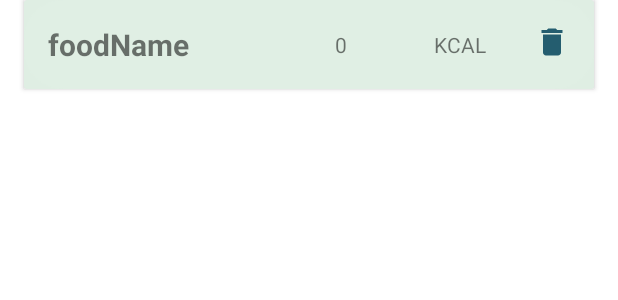
After one commit to bengisugelin/NutriTrack, an Android app: the layout log_recyclerview_content.xml on its own in the app's theme, with its tools: preview values and no code run, on a phone screen of 412 x 824 dp. The commit adds this screen. Shown: the top 300 px of the screen. Run offline under Robolectric (Android 15) with nearby library versions, the phone set to English and light mode, and no system bars.

Commit message:
log page recyclerview created

```diff
--- /dev/null
+++ b/app/src/main/res/drawable/delete.xml
@@ -0,0 +1,5 @@
+<vector android:height="24dp" android:tint="#245D6F"
+    android:viewportHeight="24" android:viewportWidth="24"
+    android:width="24dp" xmlns:android="http://schemas.android.com/apk/res/android">
+    <path android:fillColor="@android:color/white" android:pathData="M6,19c0,1.1 0.9,2 2,2h8c1.1,0 2,-0.9 2,-2V7H6v12zM19,4h-3.5l-1,-1h-5l-1,1H5v2h14V4z"/>
+</vector>
--- /dev/null
+++ b/app/src/main/res/layout/log_recyclerview_content.xml
@@ -0,0 +1,78 @@
+<?xml version="1.0" encoding="utf-8"?>
+<androidx.constraintlayout.widget.ConstraintLayout xmlns:android="http://schemas.android.com/apk/res/android"
+    xmlns:app="http://schemas.android.com/apk/res-auto"
+    xmlns:tools="http://schemas.android.com/tools"
+    android:layout_width="match_parent"
+    android:layout_height="wrap_content">
+
+    <androidx.cardview.widget.CardView
+        android:layout_width="match_parent"
+        android:layout_height="wrap_content"
+        android:layout_marginStart="16dp"
+        android:layout_marginEnd="16dp"
+        android:layout_marginBottom="8dp"
+        app:cardBackgroundColor="#DFEEE3"
+        app:layout_constraintBottom_toBottomOf="parent"
+        app:layout_constraintEnd_toEndOf="parent"
+        app:layout_constraintHorizontal_bias="0.0"
+        app:layout_constraintStart_toStartOf="parent"
+        app:layout_constraintTop_toTopOf="parent">
+
+        <androidx.constraintlayout.widget.ConstraintLayout
+            android:layout_width="match_parent"
+            android:layout_height="wrap_content"
+            android:background="@drawable/profile_white_background">
+
+            <TextView
+                android:id="@+id/log_txt_foodName"
+                android:layout_width="wrap_content"
+                android:layout_height="wrap_content"
+                android:layout_marginStart="16dp"
+                android:layout_marginTop="16dp"
+                android:layout_marginBottom="16dp"
+                android:text="foodName"
+                android:textSize="20sp"
+                android:textStyle="bold"
+                app:layout_constraintBottom_toBottomOf="parent"
+                app:layout_constraintStart_toStartOf="parent"
+                app:layout_constraintTop_toTopOf="parent" />
+
+            <TextView
+                android:id="@+id/log_txt_KCAL"
+                android:layout_width="wrap_content"
+                android:layout_height="wrap_content"
+                android:layout_marginTop="16dp"
+                android:layout_marginEnd="32dp"
+                android:layout_marginBottom="16dp"
+                android:text="KCAL"
+                app:layout_constraintBottom_toBottomOf="parent"
+                app:layout_constraintEnd_toStartOf="@+id/imageView3"
+                app:layout_constraintTop_toTopOf="parent" />
+
+            <TextView
+                android:id="@+id/log_txt_foodCalorie"
+                android:layout_width="58dp"
+                android:layout_height="wrap_content"
+                android:layout_marginTop="16dp"
+                android:layout_marginEnd="8dp"
+                android:layout_marginBottom="16dp"
+                android:text="0"
+                app:layout_constraintBottom_toBottomOf="parent"
+                app:layout_constraintEnd_toStartOf="@+id/log_txt_KCAL"
+                app:layout_constraintTop_toTopOf="parent" />
+
+            <ImageView
+                android:id="@+id/imageView3"
+                android:layout_width="wrap_content"
+                android:layout_height="wrap_content"
+                android:layout_marginTop="16dp"
+                android:layout_marginEnd="16dp"
+                android:layout_marginBottom="19dp"
+                app:layout_constraintBottom_toBottomOf="parent"
+                app:layout_constraintEnd_toEndOf="parent"
+                app:layout_constraintTop_toTopOf="parent"
+                app:srcCompat="@drawable/delete" />
+
+        </androidx.constraintlayout.widget.ConstraintLayout>
+    </androidx.cardview.widget.CardView>
+</androidx.constraintlayout.widget.ConstraintLayout>
```
Also changed, not shown: app/src/main/java/com/example/nutritrack/activities/LogActivity.java (+45 -0 lines), app/src/main/java/com/example/nutritrack/adapters/LogRecyclerViewAdapter.java (added, +57 -0 lines), app/src/main/java/com/example/nutritrack/models/logModel.java (added, +21 -0 lines), app/src/main/res/layout/activity_log.xml (+6 -11 lines).
